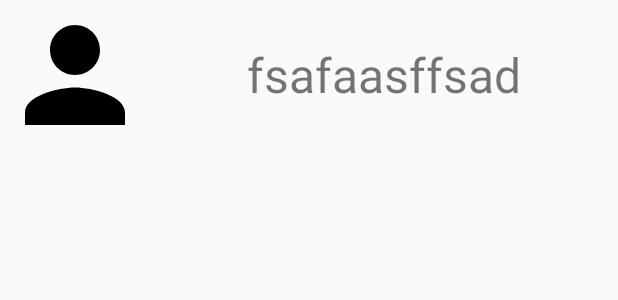
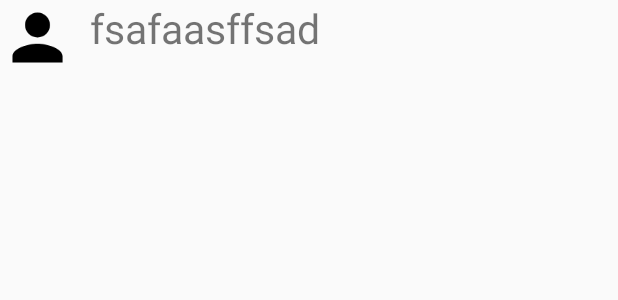
Before and after one commit to datb1505711/Nongsann, an Android app: the layout user_item.xml on its own in the app's theme, with its tools: preview values and no code run, on a phone screen of 412 x 824 dp. Shown: the top 300 px of the screen. Run offline under Robolectric (Android 15) with nearby library versions, the phone set to English and light mode, and no system bars.

Commit message:
no message

```diff
--- a/NongSan/app/src/main/res/layout/dong_chat.xml
+++ b/NongSan/app/src/main/res/layout/dong_chat.xml
@@ -37,6 +37,7 @@
             android:id="@+id/txtBinhLuan"
             android:layout_width="match_parent"
             android:layout_height="wrap_content"
+            android:maxLines="2"
             android:text="Binh luan"
             android:textColor="@android:color/black"
             android:textSize="18sp" />
--- a/NongSan/app/src/main/res/layout/user_item.xml
+++ b/NongSan/app/src/main/res/layout/user_item.xml
@@ -1,30 +1,27 @@
 <?xml version="1.0" encoding="utf-8"?>
 <LinearLayout xmlns:android="http://schemas.android.com/apk/res/android"
-    android:orientation="horizontal" android:layout_width="match_parent"
+    android:orientation="horizontal"
+    android:layout_width="match_parent"
     android:id="@+id/iddddddd"
     android:layout_height="match_parent">
 
     <ImageView
-        android:layout_width="100dp"
+        android:layout_width="50dp"
         android:id="@+id/imgAvatarrrrr"
-        android:layout_height="100dp"
+        android:layout_height="50dp"
         android:src="@drawable/user"
         />
     <LinearLayout
         android:layout_width="match_parent"
         android:orientation="vertical"
-        android:layout_height="100dp">
+        android:layout_height="50sp">
         <TextView
+            android:layout_marginLeft="10sp"
             android:layout_width="match_parent"
             android:id="@+id/txtHoTenUser"
             android:text="fsafaasffsad"
-            android:textSize="32sp"
-            android:layout_gravity="center"
-            android:gravity="center"
+            android:textSize="27sp"
             android:layout_height="match_parent"/>
-
-
-
 
     </LinearLayout>
 
```
